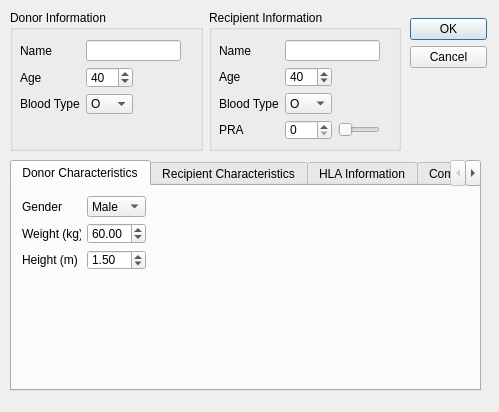
Above: KPD GUI/PairDialog.ui from mathieubray/KPDGUI before the change. Below: the same form after it.
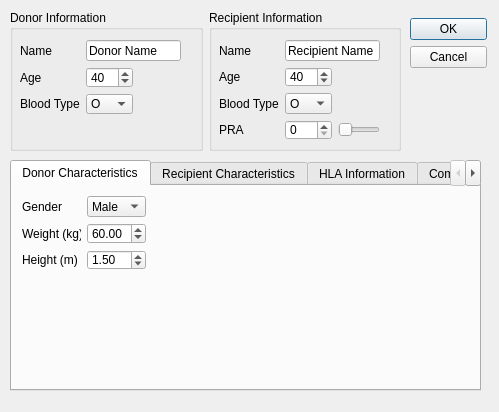
That is the form after the change.

Diff of the .ui file:
```diff
--- a/KPD GUI/PairDialog.ui
+++ b/KPD GUI/PairDialog.ui
@@ -611,7 +611,14 @@
          </widget>
         </item>
         <item row="0" column="1" colspan="2">
-         <widget class="QLineEdit" name="donorNameLineEdit"/>
+         <widget class="QLineEdit" name="donorNameLineEdit">
+          <property name="text">
+           <string>Donor Name</string>
+          </property>
+          <property name="placeholderText">
+           <string/>
+          </property>
+         </widget>
         </item>
         <item row="1" column="0">
          <widget class="QLabel" name="donorAgeLabel">
@@ -714,7 +721,14 @@
          </widget>
         </item>
         <item row="0" column="1" colspan="2">
-         <widget class="QLineEdit" name="recipNameLineEdit"/>
+         <widget class="QLineEdit" name="recipNameLineEdit">
+          <property name="text">
+           <string>Recipient Name</string>
+          </property>
+          <property name="placeholderText">
+           <string/>
+          </property>
+         </widget>
         </item>
         <item row="1" column="0">
          <widget class="QLabel" name="recipAgeLabel">
```
